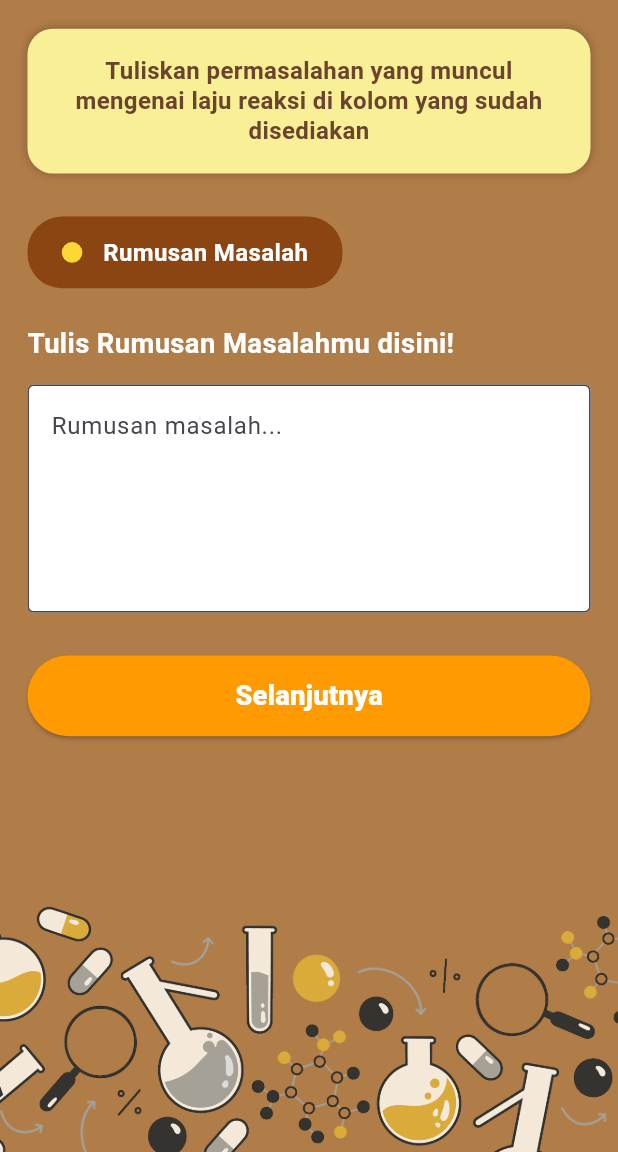
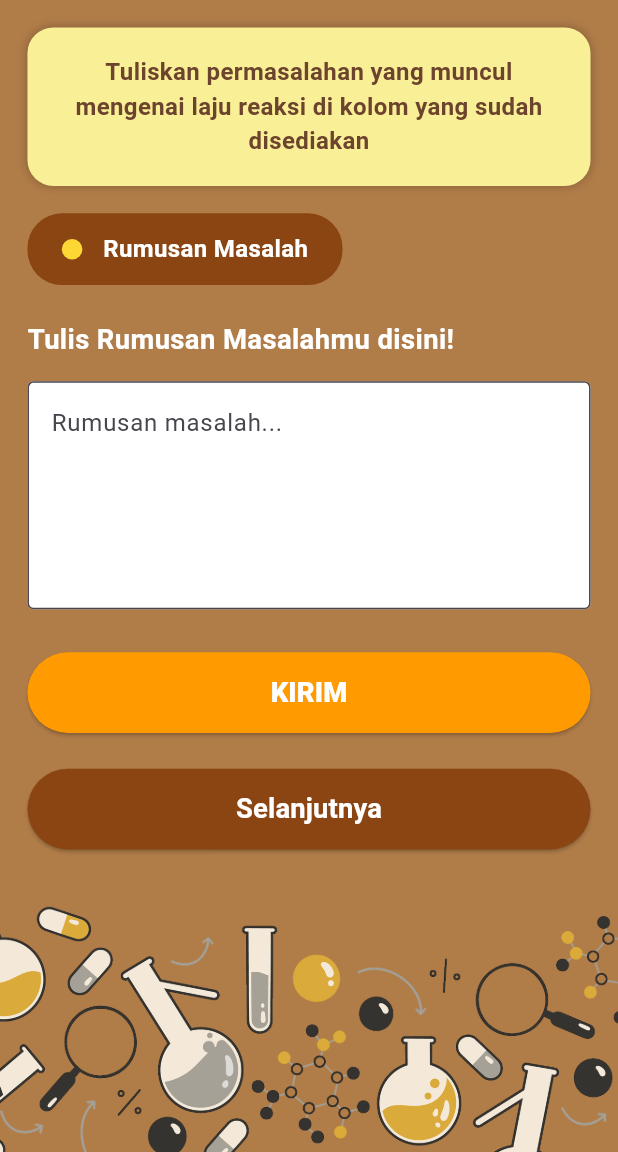
Before and after one commit to khalilaah15/GreatChem, a Flutter app: the RumusanMasalahPage screen opened directly, on a phone screen of 412 x 824 dp, the part 84-1236 px from its top. Run offline on Flutter 3.47's test engine with Material 3 defaults, Android fonts, the phone set to English and light mode, and no system bars; our stand-ins replace file_picker, flutter_linkify, flutter_screenutil, flutter_svg, supabase_flutter, webview_flutter; missing offline and left inert: flutter_pdfview, flutter_tex, markdown_widget, syncfusion_flutter_pdfviewer; accounts and stored records are empty; Roboto replaces fonts that are missing (Plus Jakarta Sans); project files that could hold a hidden picture were left out.

Commit message:
nambah rumusan masalah

```diff
--- a/lib/pages/student/chemLearn/Mengorganisasikan/rumusan_masalah_page.dart
+++ b/lib/pages/student/chemLearn/Mengorganisasikan/rumusan_masalah_page.dart
@@ -1,6 +1,7 @@
 import 'package:flutter/material.dart';
 import 'package:flutter_screenutil/flutter_screenutil.dart';
 import 'package:greatchem/pages/student/chemLearn/Mengorganisasikan/menu_page.dart';
+import 'package:supabase_flutter/supabase_flutter.dart';
 
 class RumusanMasalahPage extends StatefulWidget {
   final VoidCallback onFinished;
@@ -13,11 +14,80 @@ class RumusanMasalahPage extends StatefulWidget {
 
 class _RumusanMasalahPageState extends State<RumusanMasalahPage> {
   final TextEditingController _controller = TextEditingController();
+  final SupabaseClient _supabase = Supabase.instance.client;
+  bool _isLoading = false;
+
+  @override
+  void initState() {
+    super.initState();
+    _loadRumusanMasalah();
+  }
 
   @override
   void dispose() {
     _controller.dispose();
     super.dispose();
+  }
+
+  /// 🔹 Ambil data rumusan masalah dari database
+  Future<void> _loadRumusanMasalah() async {
+    final user = _supabase.auth.currentUser;
+    if (user == null) return;
+
+    final response =
+        await _supabase
+            .from('rumusan_masalah')
+            .select('rumusan')
+            .eq('user_id', user.id)
+            .maybeSingle();
+
+    if (response != null && mounted) {
+      setState(() {
+        _controller.text = response['rumusan'] ?? '';
+      });
+    }
+  }
+
+  Future<void> _saveRumusanMasalah() async {
+    final user = _supabase.auth.currentUser;
+    if (user == null) return;
+
+    if (_controller.text.trim().isEmpty) {
+      ScaffoldMessenger.of(context).showSnackBar(
+        const SnackBar(
+          content: Text('Harap isi rumusan masalah terlebih dahulu!'),
+        ),
+      );
+      return;
+    }
+
+    setState(() => _isLoading = true);
+
+    try {
+      await _supabase
+          .from('rumusan_masalah')
+          .upsert(
+            {
+              'user_id': user.id,
+              'rumusan': _controller.text.trim(),
+              'updated_at': DateTime.now().toIso8601String(),
+            },
+            onConflict: 'user_id',
+          );
+
+      if (mounted) {
+        ScaffoldMessenger.of(context).showSnackBar(
+          const SnackBar(content: Text('Rumusan masalah berhasil disimpan!')),
+        );
+      }
+    } catch (e) {
+      debugPrint('Error saving: $e');
+      ScaffoldMessenger.of(context).showSnackBar(
+        const SnackBar(content: Text('Terjadi kesalahan saat menyimpan.')),
+      );
+    } finally {
+      if (mounted) setState(() => _isLoading = false);
+    }
   }
 
   void _goToNextPage() {
@@ -33,9 +103,7 @@ class _RumusanMasalahPageState extends State<RumusanMasalahPage> {
       appBar: AppBar(
         leading: IconButton(
           icon: const Icon(Icons.arrow_back_ios, color: Colors.white),
-          onPressed: () {
-            Navigator.of(context).pop();
-          },
+          onPressed: () => Navigator.of(context).pop(),
         ),
         centerTitle: true,
         title: Text(
@@ -47,43 +115,31 @@ class _RumusanMasalahPageState extends State<RumusanMasalahPage> {
             fontWeight: FontWeight.w800,
           ),
         ),
+        backgroundColor: const Color(0xFF4F200D),
         actions: [
           IconButton(
             icon: const Icon(Icons.arrow_forward_ios, color: Colors.white),
-            onPressed: () {
-              Navigator.pushReplacement(
-                context,
-                MaterialPageRoute(
-                  builder: (context) => const MenuOrganisasiPage(),
-                ),
-              );
-            },
+            onPressed: _goToNextPage,
           ),
           SizedBox(width: 5.w),
         ],
-        backgroundColor: const Color(0xFF4F200D),
       ),
       backgroundColor: const Color(0xFFB07C48),
       body: Column(
         crossAxisAlignment: CrossAxisAlignment.stretch,
         children: [
           Padding(
-            padding: EdgeInsets.only(top: 16.h, left: 16.w, right: 16.w),
+            padding: EdgeInsets.all(16.w),
             child: Container(
               padding: EdgeInsets.all(16.r),
-              width: double.infinity,
-              clipBehavior: Clip.antiAlias,
-              decoration: ShapeDecoration(
+              decoration: BoxDecoration(
                 color: const Color(0xFFF9EF96),
-                shape: RoundedRectangleBorder(
                 borderRadius: BorderRadius.circular(15.r),
-                ),
-                shadows: [
+                boxShadow: [
                   BoxShadow(
                     color: const Color(0x3F000000),
                     blurRadius: 4.r,
                     offset: const Offset(0, 0),
-                    spreadRadius: 0,
                   ),
                 ],
               ),
@@ -93,14 +149,11 @@ class _RumusanMasalahPageState extends State<RumusanMasalahPage> {
                 style: TextStyle(
                   color: const Color(0xFF6C432D),
                   fontSize: 14.sp,
-                  fontFamily: 'Plus Jakarta Sans',
                   fontWeight: FontWeight.w600,
-                  height: 1.25,
                 ),
               ),
             ),
           ),
-          SizedBox(height: 24.h),
           Padding(
             padding: EdgeInsets.symmetric(horizontal: 16.w),
             child: _buildSectionHeader(
@@ -116,7 +169,6 @@ class _RumusanMasalahPageState extends State<RumusanMasalahPage> {
               style: TextStyle(
                 color: Colors.white,
                 fontSize: 16.sp,
-                fontFamily: 'Plus Jakarta Sans',
                 fontWeight: FontWeight.w700,
               ),
             ),
@@ -139,23 +191,45 @@ class _RumusanMasalahPageState extends State<RumusanMasalahPage> {
           Padding(
             padding: EdgeInsets.symmetric(horizontal: 16.w),
             child: ElevatedButton(
-              onPressed: _goToNextPage,
+              onPressed: _isLoading ? null : _saveRumusanMasalah,
               style: ElevatedButton.styleFrom(
                 backgroundColor: const Color(0xFFFF9A00),
                 fixedSize: Size(double.infinity, 45.h),
-                padding: EdgeInsets.symmetric(vertical: 10.h),
+                shape: RoundedRectangleBorder(
+                  borderRadius: BorderRadius.circular(25.r),
+                ),
+              ),
+              child:
+                  _isLoading
+                      ? const CircularProgressIndicator(color: Colors.white)
+                      : Text(
+                        'KIRIM',
+                        style: TextStyle(
+                          color: Colors.white,
+                          fontSize: 16.sp,
+                          fontWeight: FontWeight.w800,
+                        ),
+                      ),
+            ),
+          ),
+          SizedBox(height: 20.h),
+          Padding(
+            padding: EdgeInsets.symmetric(horizontal: 16.w),
+            child: ElevatedButton(
+              onPressed: _goToNextPage,
+              style: ElevatedButton.styleFrom(
+                backgroundColor: const Color(0xFF8B4513),
+                fixedSize: Size(double.infinity, 45.h),
                 shape: RoundedRectangleBorder(
                   borderRadius: BorderRadius.circular(25.r),
                 ),
               ),
               child: Text(
-                'Selanjutnya',
-                textAlign: TextAlign.center,
+                "Selanjutnya",
                 style: TextStyle(
                   color: Colors.white,
                   fontSize: 16.sp,
-                  fontFamily: 'Plus Jakarta Sans',
-                  fontWeight: FontWeight.w800,
+                  fontWeight: FontWeight.w600,
                 ),
               ),
             ),
@@ -169,7 +243,6 @@ class _RumusanMasalahPageState extends State<RumusanMasalahPage> {
 
   Widget _buildSectionHeader({required String title, required Color color}) {
     return Row(
-      mainAxisAlignment: MainAxisAlignment.start,
       children: [
         Container(
           height: 40.h,
@@ -177,12 +250,9 @@ class _RumusanMasalahPageState extends State<RumusanMasalahPage> {
             color: color,
             borderRadius: BorderRadius.circular(20.r),
           ),
-          child: Padding(
           padding: EdgeInsets.symmetric(horizontal: 20.w, vertical: 5.h),
           child: Row(
-              mainAxisSize:
-                  MainAxisSize
-                      .min, // Atur agar Row hanya memakan tempat sesuai kontennya
+            mainAxisSize: MainAxisSize.min,
             children: [
               Container(
                 width: 12.w,
@@ -204,7 +274,6 @@ class _RumusanMasalahPageState extends State<RumusanMasalahPage> {
             ],
           ),
         ),
-        ),
       ],
     );
   }
```
Lines whose indentation alone changed are shown as unchanged.
